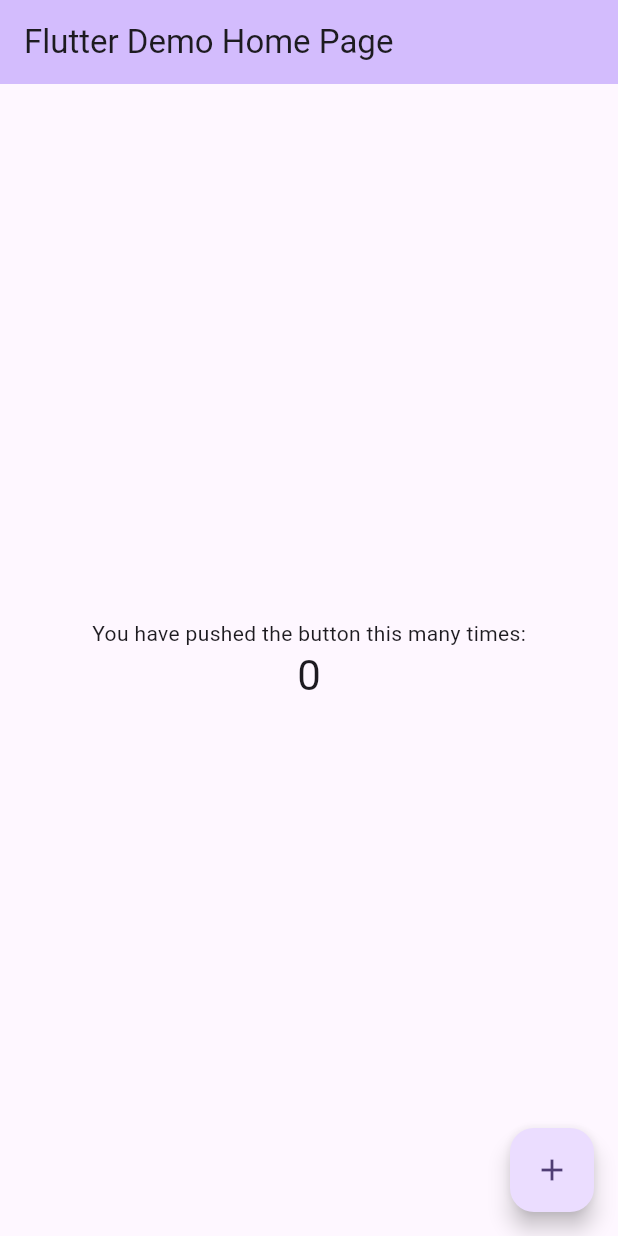
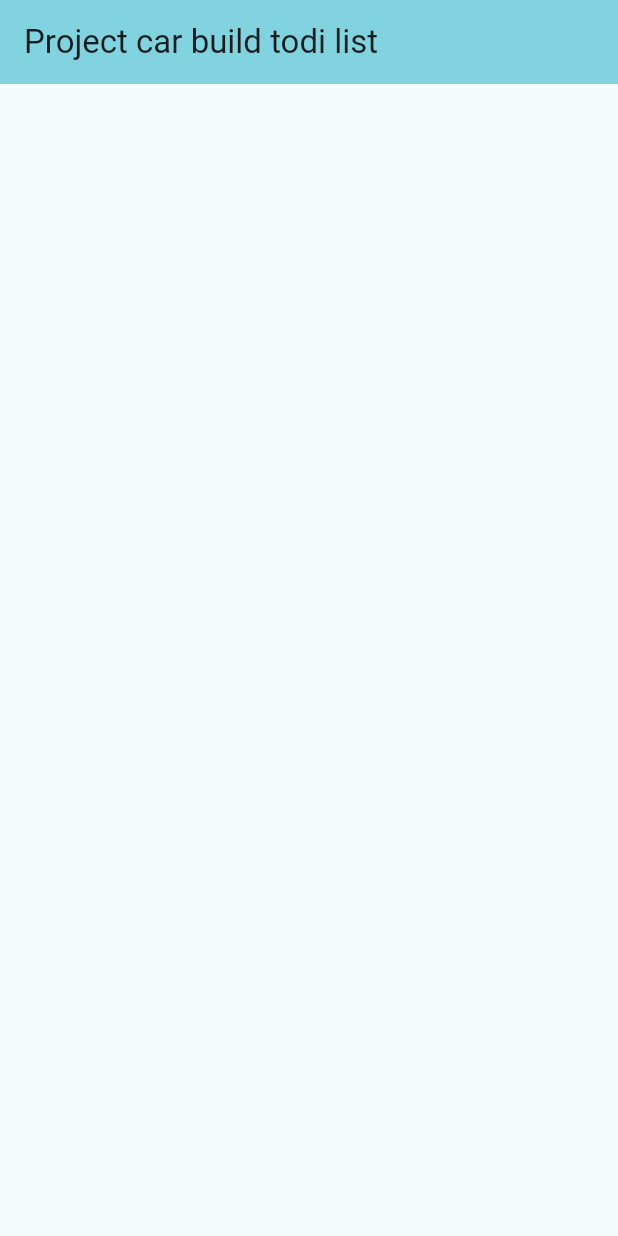
Before and after one commit to deeeznuds/carlist, a Flutter app: the screen it shows after launch, on a phone screen of 412 x 824 dp. Run offline on Flutter 3.47's test engine with Material 2 defaults, Android fonts, the phone set to English and light mode, and no system bars.

Commit message:
refactor: clean main screen

```diff
--- a/lib/main.dart
+++ b/lib/main.dart
@@ -1,125 +1,43 @@
 import 'package:flutter/material.dart';
 
 void main() {
-  runApp(const MyApp());
+  runApp(const Main());
 }
 
-class MyApp extends StatelessWidget {
-  const MyApp({super.key});
+class Main extends StatelessWidget {
+  const Main({super.key});
 
-  // This widget is the root of your application.
   @override
   Widget build(BuildContext context) {
     return MaterialApp(
-      title: 'Flutter Demo',
+      title: 'CarList',
       theme: ThemeData(
-        // This is the theme of your application.
-        //
-        // TRY THIS: Try running your application with "flutter run". You'll see
-        // the application has a blue toolbar. Then, without quitting the app,
-        // try changing the seedColor in the colorScheme below to Colors.green
-        // and then invoke "hot reload" (save your changes or press the "hot
-        // reload" button in a Flutter-supported IDE, or press "r" if you used
-        // the command line to start the app).
-        //
-        // Notice that the counter didn't reset back to zero; the application
-        // state is not lost during the reload. To reset the state, use hot
-        // restart instead.
-        //
-        // This works for code too, not just values: Most code changes can be
-        // tested with just a hot reload.
-        colorScheme: ColorScheme.fromSeed(seedColor: Colors.deepPurple),
+        colorScheme: ColorScheme.fromSeed(seedColor: Colors.grey),
         useMaterial3: true,
       ),
-      home: const MyHomePage(title: 'Flutter Demo Home Page'),
+      home: const Home(title: 'Project car build todi list'),
     );
   }
 }
 
-class MyHomePage extends StatefulWidget {
-  const MyHomePage({super.key, required this.title});
-
-  // This widget is the home page of your application. It is stateful, meaning
-  // that it has a State object (defined below) that contains fields that affect
-  // how it looks.
-
-  // This class is the configuration for the state. It holds the values (in this
-  // case the title) provided by the parent (in this case the App widget) and
-  // used by the build method of the State. Fields in a Widget subclass are
-  // always marked "final".
+class Home extends StatefulWidget {
+  const Home({super.key, required this.title});
 
   final String title;
 
   @override
-  State<MyHomePage> createState() => _MyHomePageState();
+  State<Home> createState() => _HomeState();
 }
 
-class _MyHomePageState extends State<MyHomePage> {
-  int _counter = 0;
-
-  void _incrementCounter() {
-    setState(() {
-      // This call to setState tells the Flutter framework that something has
-      // changed in this State, which causes it to rerun the build method below
-      // so that the display can reflect the updated values. If we changed
-      // _counter without calling setState(), then the build method would not be
-      // called again, and so nothing would appear to happen.
-      _counter++;
-    });
-  }
-
+class _HomeState extends State<Home> {
   @override
   Widget build(BuildContext context) {
-    // This method is rerun every time setState is called, for instance as done
-    // by the _incrementCounter method above.
-    //
-    // The Flutter framework has been optimized to make rerunning build methods
-    // fast, so that you can just rebuild anything that needs updating rather
-    // than having to individually change instances of widgets.
     return Scaffold(
       appBar: AppBar(
-        // TRY THIS: Try changing the color here to a specific color (to
-        // Colors.amber, perhaps?) and trigger a hot reload to see the AppBar
-        // change color while the other colors stay the same.
         backgroundColor: Theme.of(context).colorScheme.inversePrimary,
-        // Here we take the value from the MyHomePage object that was created by
-        // the App.build method, and use it to set our appbar title.
         title: Text(widget.title),
       ),
-      body: Center(
-        // Center is a layout widget. It takes a single child and positions it
-        // in the middle of the parent.
-        child: Column(
-          // Column is also a layout widget. It takes a list of children and
-          // arranges them vertically. By default, it sizes itself to fit its
-          // children horizontally, and tries to be as tall as its parent.
-          //
-          // Column has various properties to control how it sizes itself and
-          // how it positions its children. Here we use mainAxisAlignment to
-          // center the children vertically; the main axis here is the vertical
-          // axis because Columns are vertical (the cross axis would be
-          // horizontal).
-          //
-          // TRY THIS: Invoke "debug painting" (choose the "Toggle Debug Paint"
-          // action in the IDE, or press "p" in the console), to see the
-          // wireframe for each widget.
-          mainAxisAlignment: MainAxisAlignment.center,
-          children: <Widget>[
-            const Text(
-              'You have pushed the button this many times:',
-            ),
-            Text(
-              '$_counter',
-              style: Theme.of(context).textTheme.headlineMedium,
-            ),
-          ],
-        ),
-      ),
-      floatingActionButton: FloatingActionButton(
-        onPressed: _incrementCounter,
-        tooltip: 'Increment',
-        child: const Icon(Icons.add),
-      ), // This trailing comma makes auto-formatting nicer for build methods.
+      body: const SizedBox(),
     );
   }
 }
```
Also changed, not shown: 1 other file.
